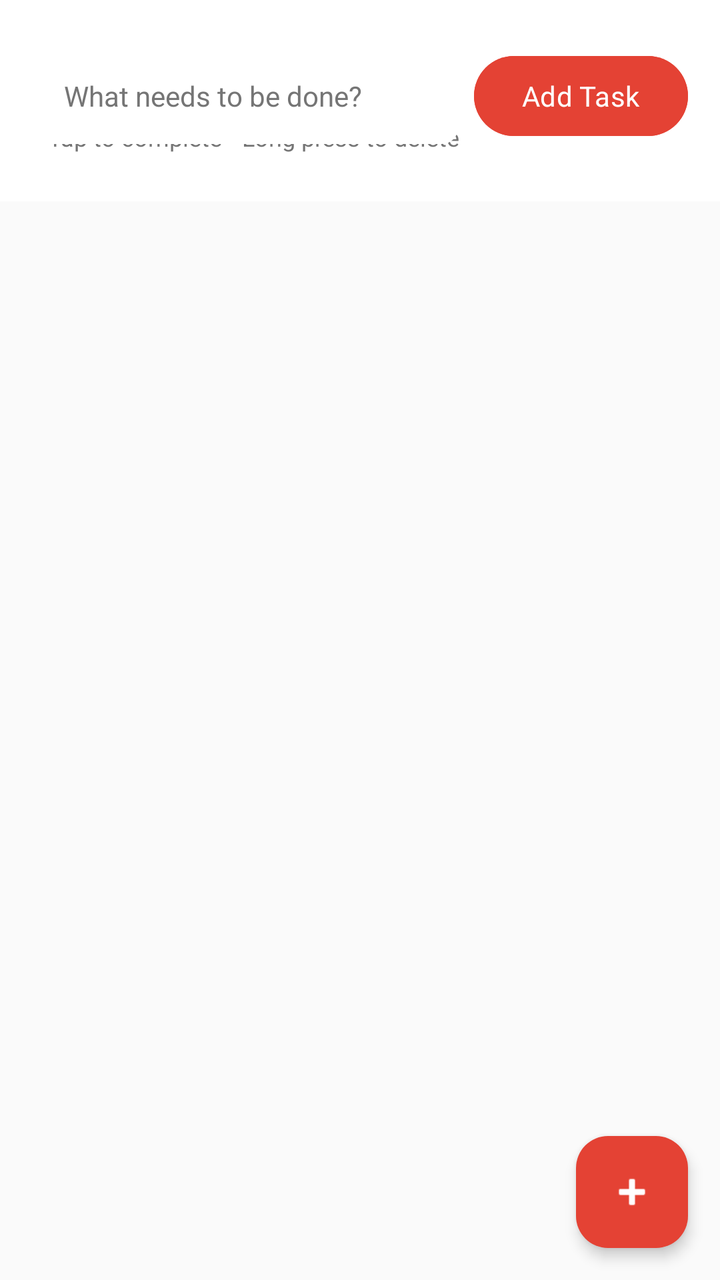
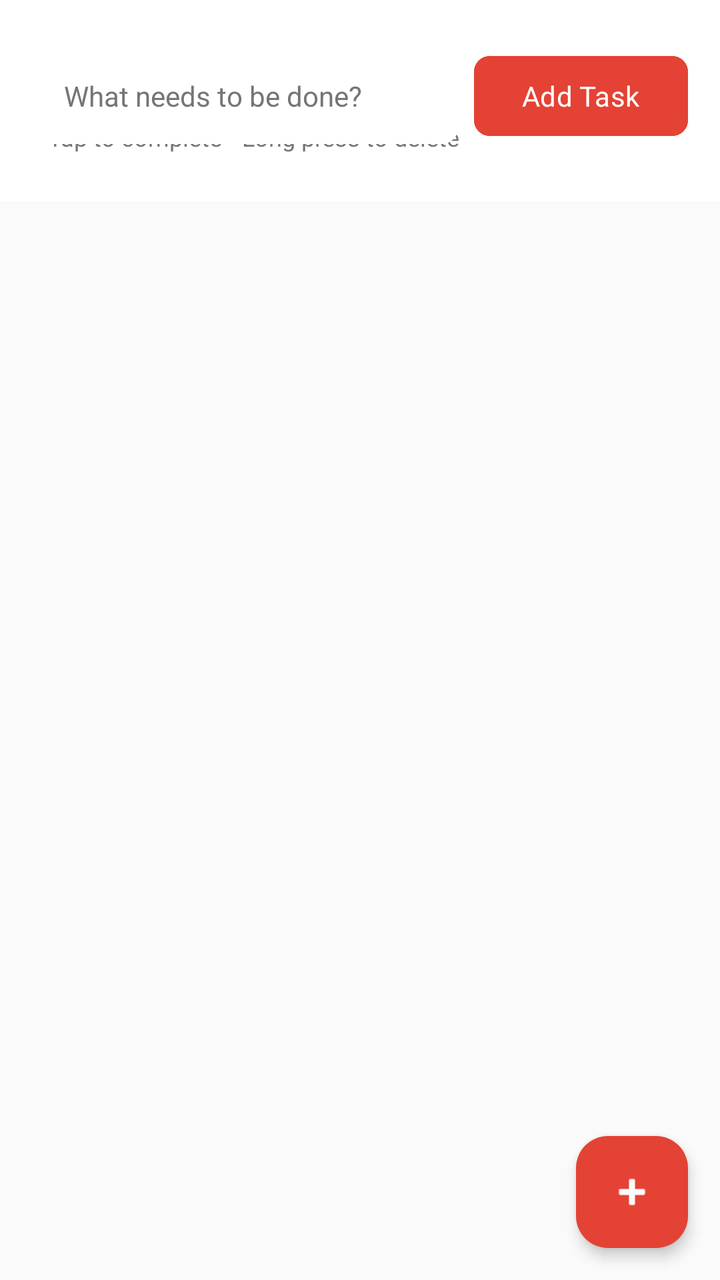

Screens rendered from an Android XML layout before and after an edit, with the pre-edit source and the edit as a unified diff.
<!-- AndroidManifest.xml: application theme Theme.AndroidToDO -->
<!-- res/layout/activity_main.xml -->
<?xml version="1.0" encoding="utf-8"?>
<androidx.coordinatorlayout.widget.CoordinatorLayout 
    xmlns:android="http://schemas.android.com/apk/res/android"
    xmlns:app="http://schemas.android.com/apk/res-auto"
    xmlns:tools="http://schemas.android.com/tools"
    android:layout_width="match_parent"
    android:layout_height="match_parent"
    android:background="@color/background"
    tools:context=".MainActivity">

    
    <com.google.android.material.appbar.AppBarLayout
        android:layout_width="match_parent"
        android:layout_height="wrap_content"
        android:background="@color/surface"
        android:elevation="@dimen/elevation_small">

        <LinearLayout
            android:layout_width="match_parent"
            android:layout_height="wrap_content"
            android:orientation="vertical"
            android:padding="@dimen/spacing_lg">

            <TextView
                android:layout_width="match_parent"
                android:layout_height="wrap_content"
                android:text="@string/task_list_title"
                android:textSize="@dimen/font_size_headline"
                android:textStyle="bold"
                android:textColor="@color/on_background"
                android:fontFamily="sans-serif-medium" />

            <TextView
                android:id="@+id/textViewSummary"
                android:layout_width="match_parent"
                android:layout_height="wrap_content"
                android:text="@string/instructions"
                android:textSize="@dimen/font_size_small"
                android:textColor="@color/task_completed_text"
                android:layout_marginTop="@dimen/spacing_xs" />

        </LinearLayout>

    </com.google.android.material.appbar.AppBarLayout>

    
    <LinearLayout
        android:layout_width="match_parent"
        android:layout_height="wrap_content"
        android:orientation="horizontal"
        android:layout_marginTop="@dimen/spacing_lg"
        android:layout_marginHorizontal="@dimen/spacing_md"
        android:gravity="center_vertical">

        <EditText
            android:id="@+id/editTextTask"
            android:layout_width="0dp"
            android:layout_height="@dimen/input_field_height"
            android:layout_weight="1"
            android:hint="@string/enter_task_hint"
            android:inputType="textCapSentences"
            android:paddingHorizontal="@dimen/spacing_md"
            android:background="@drawable/bg_input_field"
            android:layout_marginEnd="@dimen/spacing_sm"
            android:textColor="@color/on_surface"
            android:textColorHint="@color/task_completed_text"
            android:textSize="@dimen/font_size_body" />

        <com.google.android.material.button.MaterialButton
            android:id="@+id/buttonAddTask"
            android:layout_width="wrap_content"
            android:layout_height="@dimen/input_field_height"
            android:text="@string/add_task"
            android:backgroundTint="@color/primary"
            android:textColor="@color/on_primary"
            android:cornerRadius="@dimen/corner_radius_small"
            android:textSize="@dimen/font_size_body"
            android:paddingHorizontal="@dimen/spacing_lg"
            style="@style/Widget.Material3.Button" />

    </LinearLayout>

    
    <androidx.recyclerview.widget.RecyclerView
        android:id="@+id/listViewTasks"
        android:layout_width="match_parent"
        android:layout_height="match_parent"
        android:layout_marginTop="@dimen/spacing_lg"
        android:layout_marginHorizontal="@dimen/spacing_md"
        android:layout_marginBottom="@dimen/spacing_xxl"
        android:clipToPadding="false"
        android:paddingTop="@dimen/spacing_sm"
        tools:listitem="@layout/task_item" />

    
    <com.google.android.material.floatingactionbutton.FloatingActionButton
        android:id="@+id/fabAddTask"
        android:layout_width="wrap_content"
        android:layout_height="wrap_content"
        android:layout_gravity="bottom|end"
        android:layout_margin="@dimen/fab_margin"
        android:src="@android:drawable/ic_input_add"
        app:tint="@color/on_primary"
        app:backgroundTint="@color/primary"
        app:elevation="@dimen/elevation_medium" />

</androidx.coordinatorlayout.widget.CoordinatorLayout>
<!-- res/layout/task_item.xml (included above) -->
<?xml version="1.0" encoding="utf-8"?>
<com.google.android.material.card.MaterialCardView 
    xmlns:android="http://schemas.android.com/apk/res/android"
    xmlns:app="http://schemas.android.com/apk/res-auto"
    android:id="@+id/cardView"
    android:layout_width="match_parent"
    android:layout_height="wrap_content"
    android:layout_margin="@dimen/list_item_spacing"
    app:cardCornerRadius="@dimen/corner_radius_medium"
    app:cardElevation="@dimen/elevation_small"
    android:background="@color/surface"
    app:rippleColor="@color/divider">

    <LinearLayout
        android:layout_width="match_parent"
        android:layout_height="@dimen/task_item_height"
        android:orientation="horizontal"
        android:paddingHorizontal="@dimen/task_item_padding_horizontal"
        android:paddingVertical="@dimen/task_item_padding_vertical"
        android:gravity="center_vertical"
        android:background="?android:attr/selectableItemBackground">

        
        <ImageView
            android:id="@+id/checkIndicator"
            android:layout_width="24dp"
            android:layout_height="24dp"
            android:src="@drawable/bg_checkbox"
            android:layout_marginEnd="@dimen/spacing_md" />

        
        <TextView
            android:id="@+id/textViewTask"
            android:layout_width="0dp"
            android:layout_height="wrap_content"
            android:layout_weight="1"
            android:text="Task Name"
            android:textSize="@dimen/font_size_subtitle"
            android:textColor="@color/on_surface"
            android:fontFamily="sans-serif"
            android:maxLines="2"
            android:ellipsize="end" />

        
        <View
            android:id="@+id/priorityIndicator"
            android:layout_width="4dp"
            android:layout_height="24dp"
            android:background="@color/task_priority_medium"
            android:visibility="gone" />

    </LinearLayout>

</com.google.android.material.card.MaterialCardView>
<!-- resources referenced by this layout -->
<resources>
  <color name="background">#FAFAFA</color>
  <color name="divider">#E0E0E0</color>
  <color name="on_background">#212121</color>
  <color name="on_primary">#FFFFFF</color>
  <color name="on_surface">#212121</color>
  <color name="primary">#E44234</color>
  <color name="surface">#FFFFFF</color>
  <color name="task_completed_text">#757575</color>
  <color name="task_priority_medium">#FFC107</color>
  <dimen name="corner_radius_medium">12dp</dimen>
  <dimen name="corner_radius_small">8dp</dimen>
  <dimen name="elevation_medium">4dp</dimen>
  <dimen name="elevation_small">2dp</dimen>
  <dimen name="fab_margin">16dp</dimen>
  <dimen name="font_size_body">14sp</dimen>
  <dimen name="font_size_headline">24sp</dimen>
  <dimen name="font_size_small">12sp</dimen>
  <dimen name="font_size_subtitle">16sp</dimen>
  <dimen name="input_field_height">48dp</dimen>
  <dimen name="list_item_spacing">8dp</dimen>
  <dimen name="spacing_lg">24dp</dimen>
  <dimen name="spacing_md">16dp</dimen>
  <dimen name="spacing_sm">8dp</dimen>
  <dimen name="spacing_xs">4dp</dimen>
  <dimen name="spacing_xxl">48dp</dimen>
  <dimen name="task_item_height">64dp</dimen>
  <dimen name="task_item_padding_horizontal">16dp</dimen>
  <dimen name="task_item_padding_vertical">12dp</dimen>
  <!-- drawable bg_input_field (drawable) -->
  <?xml version="1.0" encoding="utf-8"?>
  <ripple xmlns:android="http://schemas.android.com/apk/res/android"
      android:color="@color/divider">
      <item android:id="@android:id/background">
          <shape android:shape="rectangle">
              <corners android:radius="@dimen/corner_radius_small" />
              <solid android:color="@color/surface" />
          </shape>
      </item>
  </ripple>
  <string name="add_task">Add Task</string>
  <string name="enter_task_hint">What needs to be done?</string>
  <string name="instructions">Tap to complete • Long press to delete</string>
  <string name="task_list_title">My Tasks</string>
  <color name="task_completed_bg">#E8F5E8</color>
  <color name="task_priority_low">#4CAF50</color>
  <color name="primary_variant">#D32F2F</color>
  <color name="secondary">#1976D2</color>
  <color name="on_secondary">#FFFFFF</color>
  <color name="secondary_variant">#1565C0</color>
  <style name="ShapeAppearance.AndroidToDO.SmallComponent" parent="ShapeAppearance.Material3.SmallComponent">
          <item name="cornerFamily">rounded</item>
          <item name="cornerSize">@dimen/corner_radius_small</item>
      </style>
  <style name="ShapeAppearance.AndroidToDO.MediumComponent" parent="ShapeAppearance.Material3.MediumComponent">
          <item name="cornerFamily">rounded</item>
          <item name="cornerSize">@dimen/corner_radius_medium</item>
      </style>
  <style name="ShapeAppearance.AndroidToDO.LargeComponent" parent="ShapeAppearance.Material3.LargeComponent">
          <item name="cornerFamily">rounded</item>
          <item name="cornerSize">@dimen/corner_radius_large</item>
      </style>
  <dimen name="corner_radius_large">16dp</dimen>
</resources>

<!-- the commit's change to res/layout/activity_main.xml (unified diff, before → after) -->
@@ -73,7 +73,7 @@
             android:text="@string/add_task"
             android:backgroundTint="@color/primary"
             android:textColor="@color/on_primary"
-            android:cornerRadius="@dimen/corner_radius_small"
+            app:cornerRadius="@dimen/corner_radius_small"
             android:textSize="@dimen/font_size_body"
             android:paddingHorizontal="@dimen/spacing_lg"
             style="@style/Widget.Material3.Button" />
